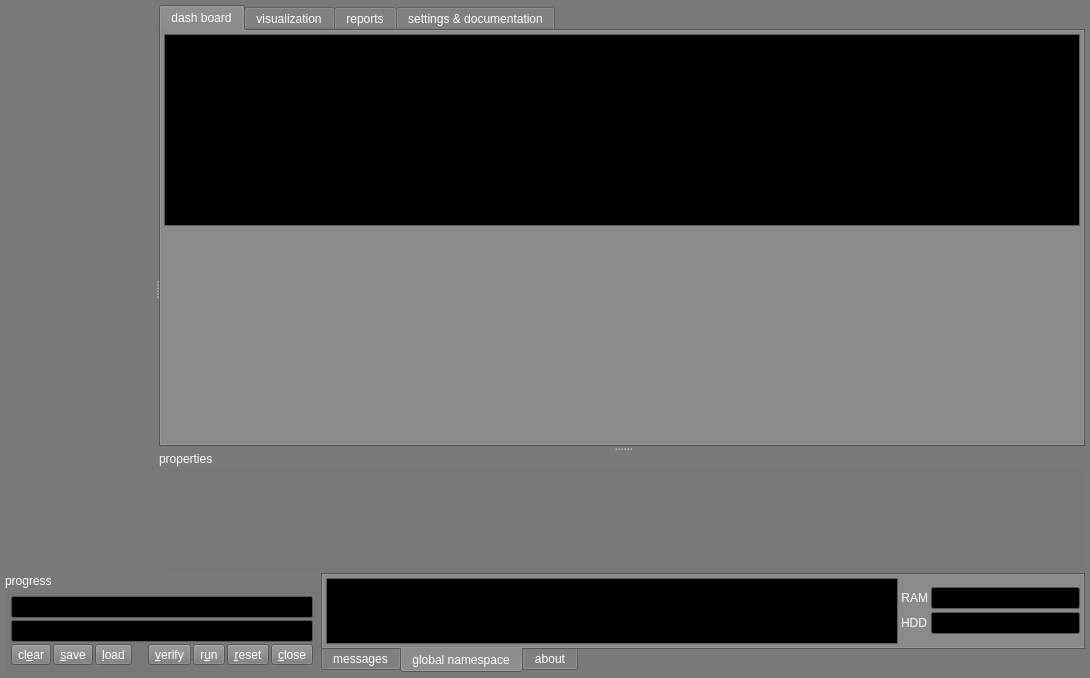
First picture: the form in xvtkdlg.ui, repository CDullin/xVTK, before the edit.
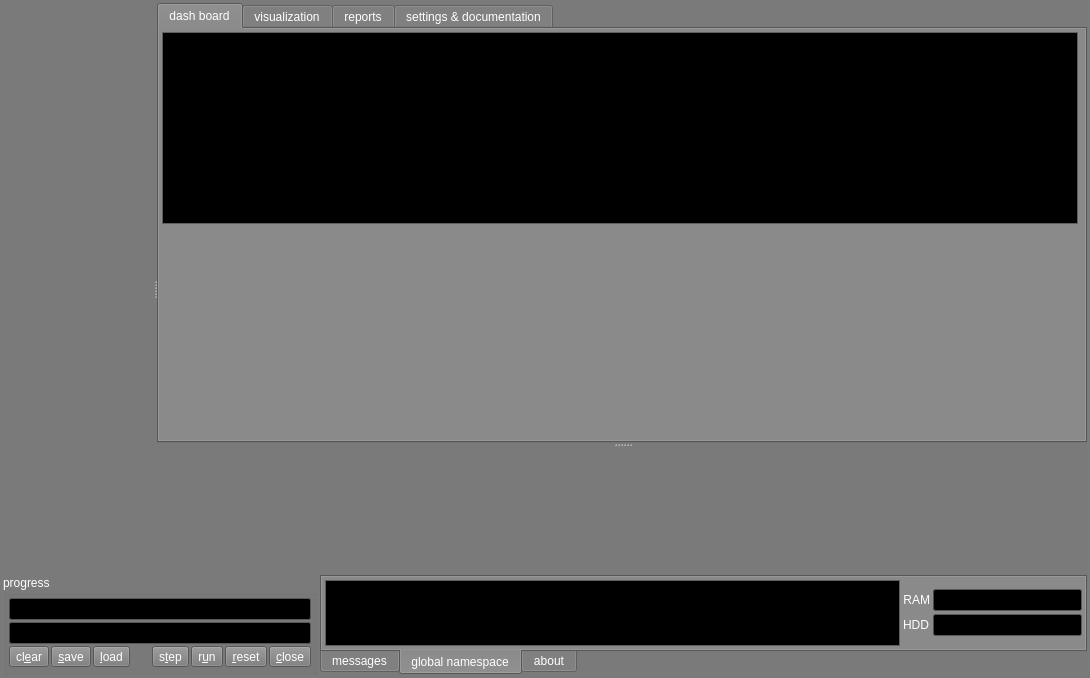
Second picture: the form after the edit. Icons and pictures are not drawn. Custom widgets are drawn as their Qt base class.

Commit message: updated base class added arduino templates added cvs import objecte added some icons

```diff
--- a/xvtkdlg.ui
+++ b/xvtkdlg.ui
@@ -482,32 +482,24 @@
   <property name="windowTitle">
    <string>xVTKDlg</string>
   </property>
-  <layout class="QVBoxLayout" name="verticalLayout_3">
-   <property name="spacing">
-    <number>2</number>
-   </property>
-   <property name="leftMargin">
-    <number>5</number>
-   </property>
-   <property name="topMargin">
-    <number>5</number>
-   </property>
-   <property name="rightMargin">
-    <number>5</number>
-   </property>
-   <property name="bottomMargin">
-    <number>5</number>
-   </property>
-   <item>
     <layout class="QVBoxLayout" name="verticalLayout_2">
+   <property name="spacing">
+    <number>3</number>
+   </property>
+   <property name="leftMargin">
+    <number>3</number>
+   </property>
+   <property name="topMargin">
+    <number>3</number>
+   </property>
+   <property name="rightMargin">
+    <number>3</number>
+   </property>
+   <property name="bottomMargin">
+    <number>3</number>
+   </property>
      <item>
       <widget class="QSplitter" name="splitter_2">
-       <property name="sizePolicy">
-        <sizepolicy hsizetype="Expanding" vsizetype="MinimumExpanding">
-         <horstretch>0</horstretch>
-         <verstretch>0</verstretch>
-        </sizepolicy>
-       </property>
        <property name="orientation">
         <enum>Qt::Horizontal</enum>
        </property>
@@ -532,12 +524,6 @@
         </property>
        </widget>
        <widget class="QSplitter" name="splitter">
-        <property name="sizePolicy">
-         <sizepolicy hsizetype="Preferred" vsizetype="MinimumExpanding">
-          <horstretch>0</horstretch>
-          <verstretch>0</verstretch>
-         </sizepolicy>
-        </property>
         <property name="orientation">
          <enum>Qt::Vertical</enum>
         </property>
@@ -624,38 +610,25 @@
           </layout>
          </widget>
         </widget>
-        <widget class="QGroupBox" name="pPropGrpB">
-         <property name="sizePolicy">
-          <sizepolicy hsizetype="Fixed" vsizetype="Fixed">
-           <horstretch>0</horstretch>
-           <verstretch>0</verstretch>
-          </sizepolicy>
-         </property>
-         <property name="minimumSize">
-          <size>
-           <width>0</width>
-           <height>120</height>
-          </size>
-         </property>
-         <property name="maximumSize">
-          <size>
-           <width>16777215</width>
-           <height>120</height>
-          </size>
-         </property>
-         <property name="title">
-          <string>properties</string>
-         </property>
          <widget class="xVPropWdgt" name="pPropWdgt" native="true">
-          <property name="geometry">
-           <rect>
-            <x>6</x>
-            <y>25</y>
-            <width>916</width>
+       <property name="sizePolicy">
+        <sizepolicy hsizetype="Preferred" vsizetype="Fixed">
+         <horstretch>0</horstretch>
+         <verstretch>0</verstretch>
+        </sizepolicy>
+       </property>
+       <property name="minimumSize">
+        <size>
+         <width>0</width>
+         <height>125</height>
+        </size>
+       </property>
+       <property name="maximumSize">
+        <size>
+         <width>16777215</width>
             <height>90</height>
-           </rect>
-          </property>
-         </widget>
+        </size>
+       </property>
         </widget>
        </widget>
       </widget>
@@ -765,7 +738,7 @@
               <item>
                <widget class="QToolButton" name="pVerifyTB">
                 <property name="text">
-                 <string>&amp;verify</string>
+               <string>s&amp;tep</string>
                 </property>
                </widget>
               </item>
@@ -1060,8 +1033,6 @@
       </layout>
      </item>
     </layout>
-   </item>
-  </layout>
   <action name="actionaddVolumeData">
    <property name="text">
     <string>addVolumeData</string>
@@ -1069,6 +1040,11 @@
   </action>
  </widget>
  <customwidgets>
+  <customwidget>
+   <class>xVPropTable</class>
+   <extends>QTableWidget</extends>
+   <header location="global">xvproptable.h</header>
+  </customwidget>
   <customwidget>
    <class>xVPropWdgt</class>
    <extends>QWidget</extends>
@@ -1087,11 +1063,6 @@
    <header location="global">xvsidepanelwdgt.h</header>
    <container>1</container>
   </customwidget>
-  <customwidget>
-   <class>xVPropTable</class>
-   <extends>QTableWidget</extends>
-   <header location="global">xvproptable.h</header>
-  </customwidget>
  </customwidgets>
  <resources>
   <include location="xVTK_resources.qrc"/>
```
Left out of the diff: 2 changed lines with no effect on the pictures. Lines whose indentation alone changed are shown as unchanged. The commit also changes 90 other files.
